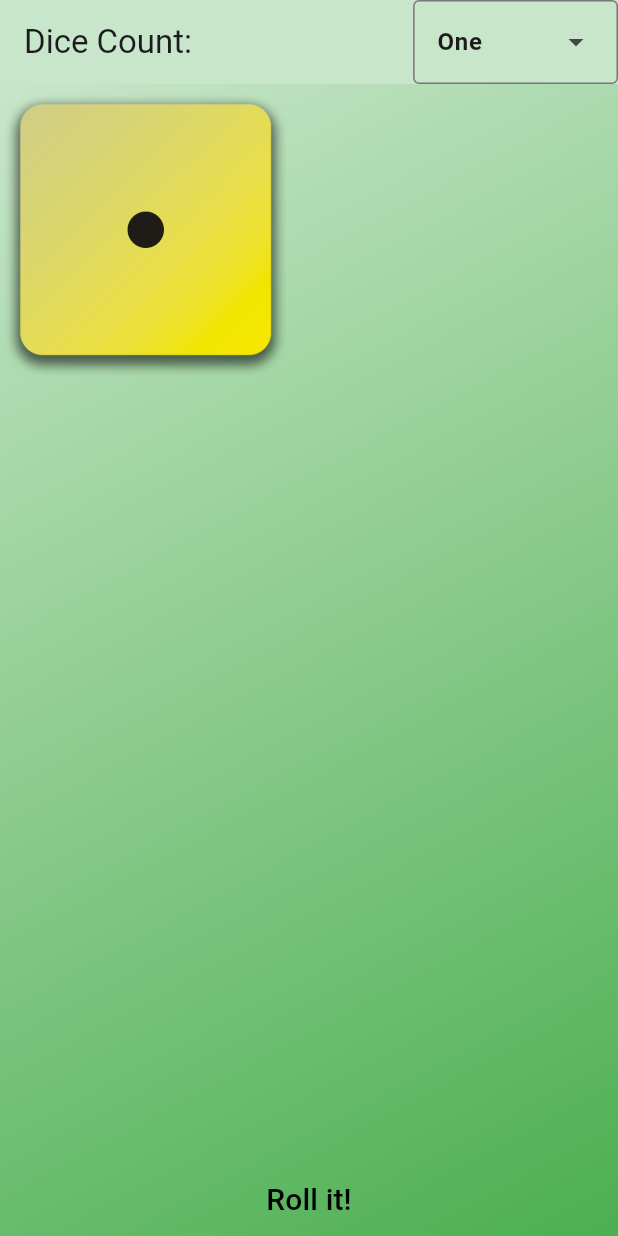
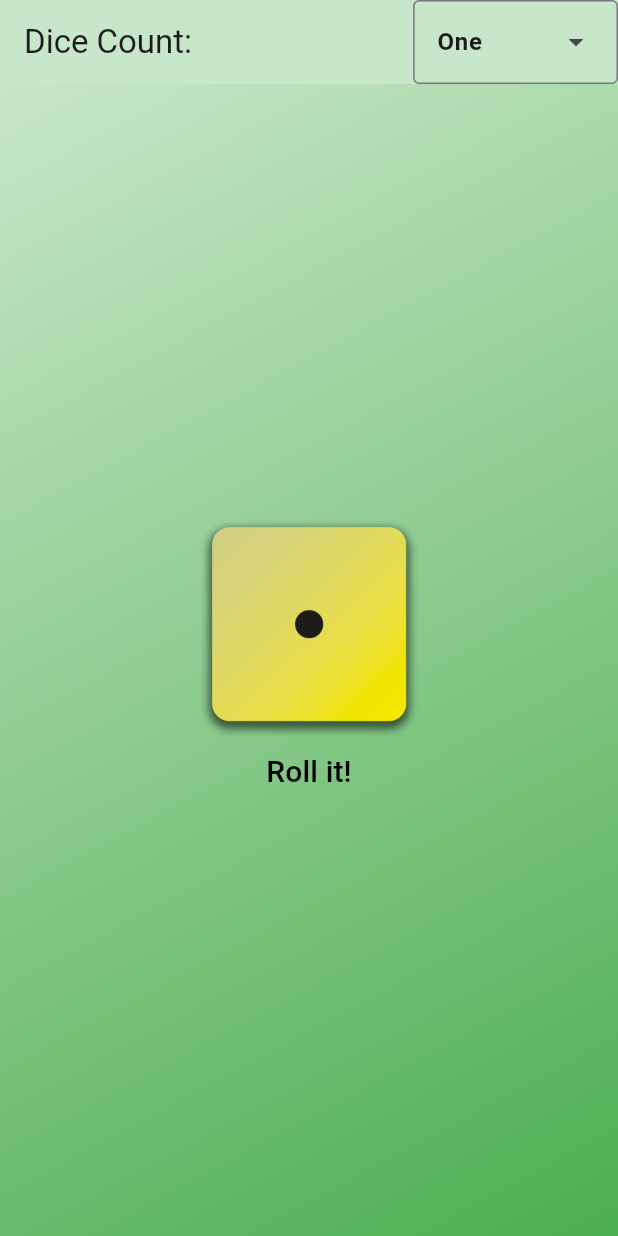
Before and after one commit to ECMessina/roll_it, a Flutter app: the screen it shows after launch, on a phone screen of 412 x 824 dp. Run offline on Flutter 3.47's test engine with Material 3 defaults, Android fonts, the phone set to English and light mode, and no system bars; our stand-ins replace audioplayers, flutter_riverpod.

Commit message:
Using Wrap instead of Gridview.builder to change num of dice as user changes

```diff
--- a/lib/roll_content.dart
+++ b/lib/roll_content.dart
@@ -27,23 +27,20 @@ class _RollContentState extends ConsumerState<RollContent> {
 
   @override
   Widget build(BuildContext context) {
+    final count = ref.watch(diceCountProvider) + 1;
     return Column(
       mainAxisAlignment: MainAxisAlignment.center,
       children: [
-        Expanded(
-          child: GridView.builder(
-            physics: const NeverScrollableScrollPhysics(),
-            gridDelegate: const SliverGridDelegateWithFixedCrossAxisCount(
-              crossAxisCount: 2,
-              crossAxisSpacing: 24.0,
-              mainAxisSpacing: 24.0,
+        Wrap(
+          spacing: 24,
+          runSpacing: 24,
+          children: List.generate(
+            count,
+            (index) => Image.asset(
+              'assets/images/dice-$currentRoll.png',
+              height: 150,
+              width: 150,
             ),
-            itemCount: ref.watch(diceCountProvider) + 1,
-            itemBuilder: (BuildContext context, int index) {
-              return Image.asset(
-                'assets/images/dice-$currentRoll.png',
-              );
-            },
           ),
         ),
         TextButton(
```
